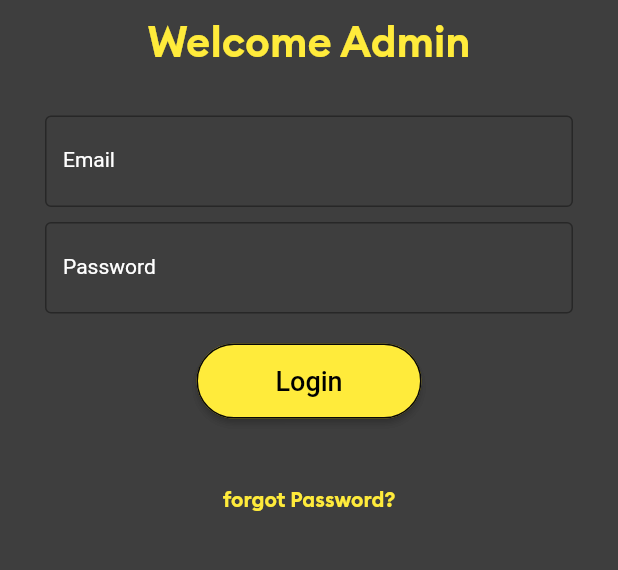
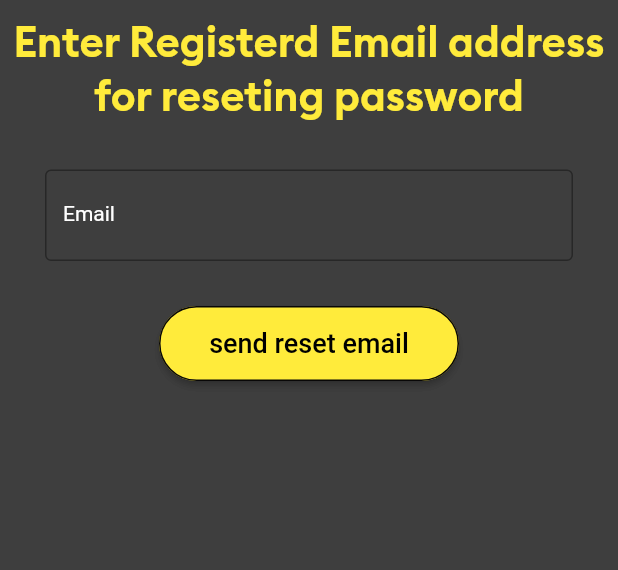
Before and after one commit to Abhilash-Puthukkudi/Eyy-AUTO-FlutterAPP-MCA-FINAL-PROJECT, a Flutter app: the screen it shows after launch, on a phone screen of 412 x 824 dp, the part 435-1005 px from its top. Run offline on Flutter 3.47's test engine with Material 2 defaults, Android fonts, the phone set to English and light mode, and no system bars; our stand-ins replace animated_text_kit, firebase_auth, firebase_core, firebase_database, font_awesome_flutter, geolocator and 3 more; missing offline and left inert: flutter_polyline_points; accounts and stored records are empty; Roboto replaces fonts that are missing (Brand Bolt).

Commit message:
reset password screen fixed

```diff
--- a/eyyautoadmin/lib/login_screen.dart
+++ b/eyyautoadmin/lib/allscreens/login_screen.dart
@@ -3,6 +3,8 @@ import 'package:flutter/material.dart';
 
 class loginScreen extends StatefulWidget {
   const loginScreen({Key? key}) : super(key: key);
+
+  static const String idScreen = "loginscreen";
 
   @override
   State<loginScreen> createState() => _loginScreenState();
--- /dev/null
+++ b/eyyautoadmin/lib/allscreens/reset_screen.dart
@@ -0,0 +1,118 @@
+import 'package:flutter/cupertino.dart';
+import 'package:flutter/material.dart';
+import 'package:flutter/src/foundation/key.dart';
+import 'package:flutter/src/widgets/framework.dart';
+
+import '../functions/validators.dart';
+
+class ResetPasswordscreen extends StatefulWidget {
+  const ResetPasswordscreen({Key? key}) : super(key: key);
+
+  static const String idScreen = "resetscreen";
+
+  @override
+  State<ResetPasswordscreen> createState() => _ResetPasswordscreenState();
+}
+
+class _ResetPasswordscreenState extends State<ResetPasswordscreen> {
+  @override
+  Widget build(BuildContext context) {
+    return Scaffold(
+      backgroundColor: Color.fromARGB(223, 34, 34, 34),
+      body: SingleChildScrollView(
+        child: Column(
+          mainAxisAlignment: MainAxisAlignment.center,
+          children: [
+            const SizedBox(height: 40.0),
+            const Image(
+              image: AssetImage("images/logo.png"),
+              width: 390,
+              height: 250,
+              alignment: Alignment.center,
+            ),
+            const SizedBox(height: 10.0),
+            const Text(
+              "Enter Registerd Email address for reseting password",
+              style: TextStyle(
+                  color: Colors.yellow,
+                  fontSize: 28.0,
+                  fontFamily: "Brand Bold"),
+              textAlign: TextAlign.center,
+            ),
+            Padding(
+              padding: const EdgeInsets.all(30),
+              child: Column(
+                children: [
+                  const SizedBox(
+                    width: double.infinity,
+                  ),
+                  const SizedBox(height: 1.0),
+                  Container(
+                    width: 600,
+                    child: const TextField(
+                      // controller: usernameController,
+                      style: TextStyle(color: Colors.yellow, fontSize: 18),
+                      textAlign: TextAlign.center,
+                      keyboardType: TextInputType.emailAddress,
+                      decoration: InputDecoration(
+                          border: OutlineInputBorder(),
+                          labelText: "Email",
+                          labelStyle: TextStyle(
+                            fontSize: 14.0,
+                            color: Colors.white,
+                          ),
+                          hintStyle: TextStyle(
+                              fontSize: 10.0,
+                              color: Color.fromARGB(255, 255, 255, 255))),
+                    ),
+                  ),
+                  const SizedBox(height: 10.0),
+                  const SizedBox(height: 20.0),
+                  Container(
+                    width: 200,
+                    child: ElevatedButton(
+                      style: ButtonStyle(
+                          shape:
+                              MaterialStateProperty.all<RoundedRectangleBorder>(
+                                  RoundedRectangleBorder(
+                                      borderRadius: BorderRadius.circular(50.0),
+                                      side: const BorderSide(
+                                          color:
+                                              Color.fromARGB(255, 8, 7, 7))))),
+                      onPressed: () {
+                        // if (usernameController.text.isEmpty) {
+                        //   redMessenger(context, "Enter Username  to login!");
+                        // } else if (passwordController.text.isEmpty) {
+                        //   redMessenger(context, "Enter Password to login!");
+                        // } else {
+                        // String username = usernameController.text.trim();
+                        // String password = passwordController.text.trim();
+                        //login function
+                        // log(username.toString());
+                        // log(password.toString());
+                        // loginPassenger(context, username, password);
+                        // }
+                        yellowMessenger(
+                            context, "this feature will avilable soon!!");
+                      },
+                      child: Container(
+                        height: 50,
+                        child: Center(
+                          child: const Text(
+                            "send reset email",
+                            style: TextStyle(
+                                fontSize: 18.0, fontFamily: "Brand Bolt"),
+                          ),
+                        ),
+                      ),
+                    ),
+                  ),
+                ],
+              ),
+            ),
+          ],
+        ),
+      ),
+    );
+  }
+}
--- a/eyyautoadmin/lib/main.dart
+++ b/eyyautoadmin/lib/main.dart
@@ -1,4 +1,5 @@
-import 'package:eyyautoadmin/login_screen.dart';
+import 'package:eyyautoadmin/allscreens/login_screen.dart';
+import 'package:eyyautoadmin/allscreens/reset_screen.dart';
 import 'package:flutter/material.dart';
 
 void main() {
@@ -17,7 +18,11 @@ class MyApp extends StatelessWidget {
       theme: ThemeData(
         primarySwatch: Colors.yellow,
       ),
-      home: const loginScreen(),
+      home: const ResetPasswordscreen(),
+      routes: {
+        loginScreen.idScreen: (context) => loginScreen(),
+        ResetPasswordscreen.idScreen: (context) => ResetPasswordscreen()
+      },
     );
   }
 }
```
